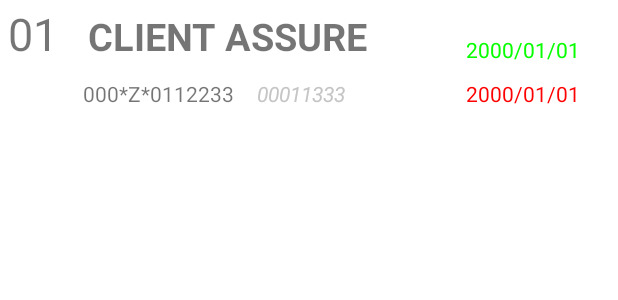
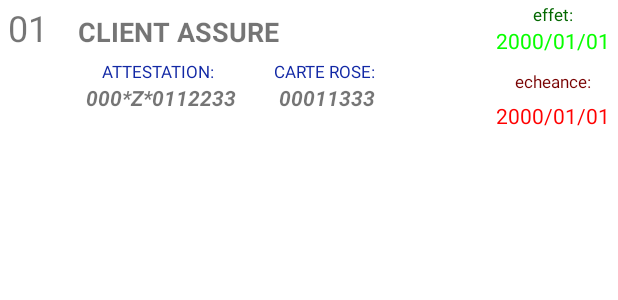
Before and after one commit to teneEmma/assurance-contract-handler, an Android app: the layout rv_item.xml on its own in the app's theme, with its tools: preview values and no code run, on a phone screen of 412 x 824 dp. Shown: the top 300 px of the screen. Run offline under Robolectric (Android 15) with nearby library versions, the phone set to English and light mode, and no system bars.

Commit message:
DB functional but not free from some small bugs ans quacks

```diff
--- a/app/src/main/java/com/kod/assurancecontracthandler/Dao/ContractDAO.kt
+++ b/app/src/main/java/com/kod/assurancecontracthandler/Dao/ContractDAO.kt
@@ -20,6 +20,6 @@ sealed interface ContractDAO{
     @Update
     suspend fun updateContract(contract: ContractDbDto)
 
-    @Query("SELECT * FROM contract ")
+    @Query("SELECT * FROM contract ORDER BY id ASC")
     fun readDatabase(): LiveData<List<ContractDbDto>>
 }
--- a/app/src/main/java/com/kod/assurancecontracthandler/common/constants/ConstantsVariables.kt
+++ b/app/src/main/java/com/kod/assurancecontracthandler/common/constants/ConstantsVariables.kt
@@ -12,6 +12,7 @@ object ConstantsVariables {
         "APPORTEUR"
     )
     val sizeOfRow = headerNames.size
-
     val contractIntTypes = listOf(0,2,7,8,12,14,15,16,17,18,19,20,21,22,23,24,25,26,27,28)
+    val months = listOf("JANVIER","FEVRIER","MARS","AVRIL", "MAI", "JUIN", "JUILLET", "AOUT",
+    "SEPTEMBRE","OCTOBRE","NOVEMBRE","DECEMBRE")
 }
--- a/app/src/main/java/com/kod/assurancecontracthandler/model/ContractDbDto.kt
+++ b/app/src/main/java/com/kod/assurancecontracthandler/model/ContractDbDto.kt
@@ -8,8 +8,8 @@ import java.util.Date
 @Entity(tableName = "contract")
 data class ContractDbDto(
     @PrimaryKey(autoGenerate = true)
-    val id: Int,
+    var id: Int,
     @Embedded
     val contract: Contract?,
-    val date: Long
+    val date: Date?
 )
--- a/app/src/main/java/com/kod/assurancecontracthandler/model/database/ContractDatabase.kt
+++ b/app/src/main/java/com/kod/assurancecontracthandler/model/database/ContractDatabase.kt
@@ -4,11 +4,14 @@ import android.content.Context
 import androidx.room.Database
 import androidx.room.Room
 import androidx.room.RoomDatabase
+import androidx.room.TypeConverters
 import com.kod.assurancecontracthandler.Dao.ContractDAO
 import com.kod.assurancecontracthandler.common.constants.ConstantsVariables
+import com.kod.assurancecontracthandler.common.utilities.TimeConveters
 import com.kod.assurancecontracthandler.model.ContractDbDto
 
 @Database(entities = [ContractDbDto::class], version = 1, exportSchema = true)
+@TypeConverters(TimeConveters::class)
 abstract class ContractDatabase: RoomDatabase() {
 
     abstract fun contractDao(): ContractDAO
--- a/app/src/main/java/com/kod/assurancecontracthandler/usecases/SheetCursorPosition.kt
+++ b/app/src/main/java/com/kod/assurancecontracthandler/usecases/SheetCursorPosition.kt
@@ -4,7 +4,7 @@ import com.kod.assurancecontracthandler.model.Contract
 import org.apache.poi.ss.formula.functions.T
 
 sealed class SheetCursorPosition<T: Any>(){
-    class BeginningOfSheet : SheetCursorPosition<T>()
+    class BeginningOfSheet() : SheetCursorPosition<T>()
     class HeaderOfSheet(val headers: List<String>) : SheetCursorPosition<T>()
     class EmptyRow(val error: String? = null) : SheetCursorPosition<T>()
     class RowContent(val content: Contract) : SheetCursorPosition<T>()
--- a/app/src/main/res/layout/fragment_second.xml
+++ b/app/src/main/res/layout/fragment_second.xml
@@ -4,6 +4,8 @@
     xmlns:tools="http://schemas.android.com/tools"
     android:layout_width="match_parent"
     android:layout_height="match_parent"
+    android:layout_marginVertical="2dp"
+    android:layout_marginHorizontal="5dp"
     tools:context=".views.fragments.contractsvisualizer.ContractListFragment">
 
     <androidx.swiperefreshlayout.widget.SwipeRefreshLayout
@@ -14,6 +16,7 @@
         app:layout_constraintEnd_toEndOf="parent"
         app:layout_constraintStart_toStartOf="parent"
         app:layout_constraintTop_toTopOf="parent">
+
         <androidx.recyclerview.widget.RecyclerView
             android:id="@+id/rv_list_contract"
             android:layout_width="match_parent"
@@ -49,8 +52,6 @@
         app:layout_constraintTop_toBottomOf="@+id/iv_empty_database"
         android:visibility="gone"/>
 
-
-
     <com.google.android.material.floatingactionbutton.FloatingActionButton
         android:id="@+id/addExcelFile"
         android:layout_width="wrap_content"
--- a/app/src/main/res/layout/rv_item.xml
+++ b/app/src/main/res/layout/rv_item.xml
@@ -1,25 +1,27 @@
 <?xml version="1.0" encoding="utf-8"?>
-<androidx.constraintlayout.widget.ConstraintLayout xmlns:android="http://schemas.android.com/apk/res/android"
+<RelativeLayout xmlns:android="http://schemas.android.com/apk/res/android"
     xmlns:app="http://schemas.android.com/apk/res-auto"
     android:layout_width="match_parent"
-    android:layout_height="match_parent"
-    android:layout_marginHorizontal="5dp"
-    android:layout_marginVertical="2dp">
+    android:layout_height="wrap_content"
+    android:layout_marginVertical="2dp"
+    android:paddingHorizontal="5dp">
 
     <LinearLayout
-        android:id="@+id/first"
+        android:id="@+id/nameNumber"
         android:layout_width="wrap_content"
         android:layout_height="wrap_content"
         android:orientation="horizontal"
-        app:layout_constraintStart_toStartOf="parent"
-        app:layout_constraintTop_toTopOf="parent">
+        android:layout_marginBottom="5dp"
+        android:layout_alignParentStart="true"
+        android:layout_alignParentTop="true"
+        android:layout_toStartOf="@id/dates">
 
         <TextView
             android:id="@+id/column_id"
             android:layout_width="wrap_content"
             android:layout_height="wrap_content"
             android:text="@string/column_id"
-            android:textSize="30sp" />
+            android:textSize="24sp" />
 
         <TextView
             android:id="@+id/column_assure"
@@ -28,50 +30,111 @@
             android:layout_height="wrap_content"
             android:layout_marginStart="20dp"
             android:text="@string/column_assure"
-            android:textSize="25sp" />
+            android:textSize="18sp" />
 
     </LinearLayout>
+
+    <LinearLayout
+        android:id="@+id/dates"
+        android:layout_width="wrap_content"
+        android:layout_height="wrap_content"
+        android:layout_marginStart="8dp"
+        android:orientation="vertical"
+        android:layout_alignParentEnd="true"
+        android:layout_centerVertical="true">
+
+        <TextView
+            android:id="@+id/title_effet"
+            android:layout_width="wrap_content"
+            android:layout_height="wrap_content"
+            android:layout_gravity="center_horizontal"
+            android:textSize="11sp"
+            android:text="effet:"
+            android:textColor="#036800"/>
 
         <TextView
             android:id="@+id/column_effet"
             android:layout_width="wrap_content"
             android:layout_height="wrap_content"
-        android:layout_marginEnd="20dp"
+            android:layout_gravity="center_horizontal"
             android:text="@string/column_effet"
-        android:textColor="@color/bright_green"
-        app:layout_constraintBottom_toBottomOf="@+id/first"
-        app:layout_constraintEnd_toEndOf="parent"/>
+            android:textColor="@color/bright_green"/>
+
+        <TextView
+            android:id="@+id/title_echeance"
+            android:layout_width="wrap_content"
+            android:layout_height="wrap_content"
+            android:layout_gravity="center_horizontal"
+            android:layout_marginTop="10dp"
+            android:textSize="11sp"
+            android:text="echeance:"
+            android:textColor="#780000"/>
+
+        <TextView
+            android:id="@+id/column_echeance"
+            android:layout_width="wrap_content"
+            android:layout_height="wrap_content"
+            android:layout_gravity="center_horizontal"
+            android:layout_marginTop="5dp"
+            android:textColor="@color/red"
+            android:text="@string/column_echeance"/>
+    </LinearLayout>
+
+    <LinearLayout
+        android:id="@+id/attestationCarte"
+        android:layout_width="wrap_content"
+        android:layout_height="wrap_content"
+        android:layout_marginStart="52dp"
+        android:orientation="horizontal"
+        android:layout_below="@id/nameNumber">
+
+        <LinearLayout
+            android:layout_width="wrap_content"
+            android:layout_height="wrap_content"
+            android:orientation="vertical">
+
+            <TextView
+                android:id="@+id/title_attestion"
+                android:layout_width="wrap_content"
+                android:layout_height="wrap_content"
+                android:layout_gravity="center"
+                android:textColor="#1228A5"
+                android:textSize="11sp"
+                android:text="ATTESTATION: "/>
 
             <TextView
                 android:id="@+id/column_attestion"
                 android:layout_width="wrap_content"
                 android:layout_height="wrap_content"
-        android:layout_marginStart="50dp"
-        android:layout_marginTop="10dp"
-        android:text="@string/column_attestation"
-        app:layout_constraintStart_toStartOf="@+id/first"
-        app:layout_constraintTop_toBottomOf="@id/first" />
+                android:layout_gravity="center_horizontal"
+                android:textStyle="italic|bold"
+                android:text="@string/column_attestation"/>
+        </LinearLayout>
+
+        <LinearLayout
+            android:layout_width="wrap_content"
+            android:layout_height="wrap_content"
+            android:layout_marginStart="25dp"
+            android:orientation="vertical">
+
+            <TextView
+                android:id="@+id/title_carteRose"
+                android:layout_width="wrap_content"
+                android:layout_height="wrap_content"
+                android:layout_gravity="center_horizontal"
+                android:textColor="#1228A5"
+                android:textSize="11sp"
+                android:text="CARTE ROSE: " />
 
             <TextView
                 android:id="@+id/column_carteRose"
                 android:layout_width="wrap_content"
                 android:layout_height="wrap_content"
-        android:textStyle="italic"
-        android:textColor="#C5C5C5"
-        android:layout_marginStart="15dp"
-        android:text="@string/column_carteRose"
-        app:layout_constraintBottom_toBottomOf="@+id/column_attestion"
-        app:layout_constraintStart_toEndOf="@+id/column_attestion" />
+                android:layout_gravity="center_horizontal"
+                android:textStyle="italic|bold"
+                android:text="@string/column_carteRose" />
+        </LinearLayout>
 
-    <TextView
-        android:id="@+id/column_echeance"
-        android:layout_width="wrap_content"
-        android:layout_height="wrap_content"
-        android:layout_marginTop="10dp"
-        android:textColor="@color/red"
-        android:text="@string/column_echeance"
-        app:layout_constraintEnd_toEndOf="@+id/column_effet"
-        app:layout_constraintStart_toStartOf="@+id/column_effet"
-        app:layout_constraintTop_toBottomOf="@+id/column_effet" />
+    </LinearLayout>
 
-</androidx.constraintlayout.widget.ConstraintLayout>
+</RelativeLayout>
```
Also changed, not shown: app/src/main/java/com/kod/assurancecontracthandler/common/utilities/ModelSchemaStructurer.kt (+46 -2 lines), app/src/main/java/com/kod/assurancecontracthandler/common/utilities/TimeConveters.kt (added, +16 -0 lines), app/src/main/java/com/kod/assurancecontracthandler/viewmodels/databaseviewmodel/DBViewModel.kt (+6 -4 lines), app/src/main/java/com/kod/assurancecontracthandler/viewmodels/exceldocviewmodel/ExcelDocumentsViewModel.kt (+5 -2 lines), app/src/main/java/com/kod/assurancecontracthandler/views/fragments/contractsvisualizer/ContractListFragment.kt (+4 -3 lines), app/src/main/java/com/kod/assurancecontracthandler/views/fragments/selectfile/FirstFragment.kt (+5 -3 lines). Lines whose indentation alone changed are shown as unchanged.
